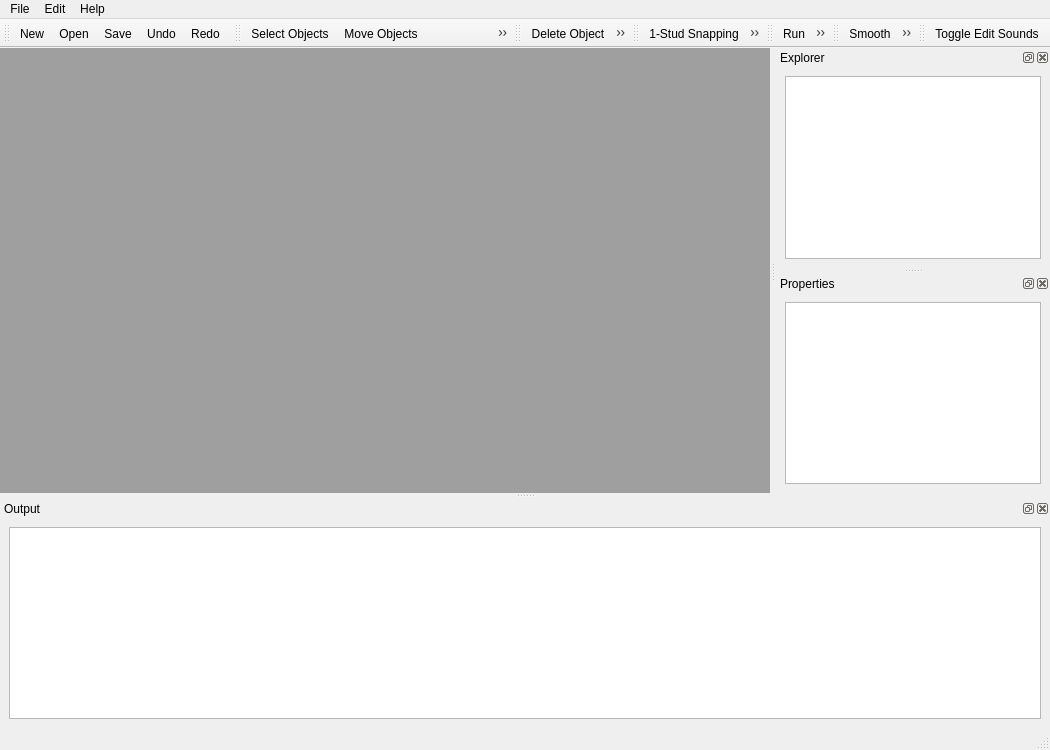
This is editor/mainwindow.ui in m-doescode/openblocks as Qt 5 draws it before an edit. The edited form follows.
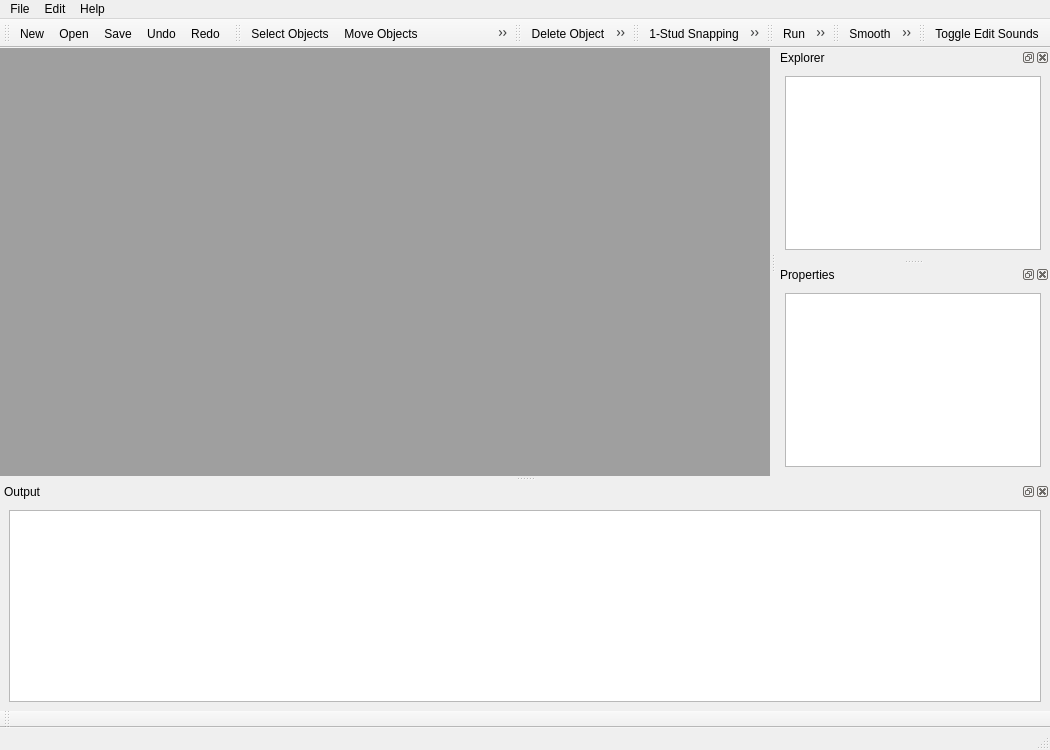
This is the edited form. Icons and pictures are not drawn. Custom widgets are drawn as their Qt base class.

Commit message: feat(editor): command bar

Diff of the .ui file:
```diff
--- a/editor/mainwindow.ui
+++ b/editor/mainwindow.ui
@@ -247,6 +247,17 @@
    </attribute>
    <addaction name="actionToggleEditSounds"/>
   </widget>
+  <widget class="QToolBar" name="commandBar">
+   <property name="windowTitle">
+    <string>Command Bar</string>
+   </property>
+   <attribute name="toolBarArea">
+    <enum>BottomToolBarArea</enum>
+   </attribute>
+   <attribute name="toolBarBreak">
+    <bool>false</bool>
+   </attribute>
+  </widget>
   <action name="actionAddPart">
    <property name="icon">
     <iconset>
```
Left out of the diff: 4 changed lines with no effect on the pictures. The commit also changes 7 other files.
